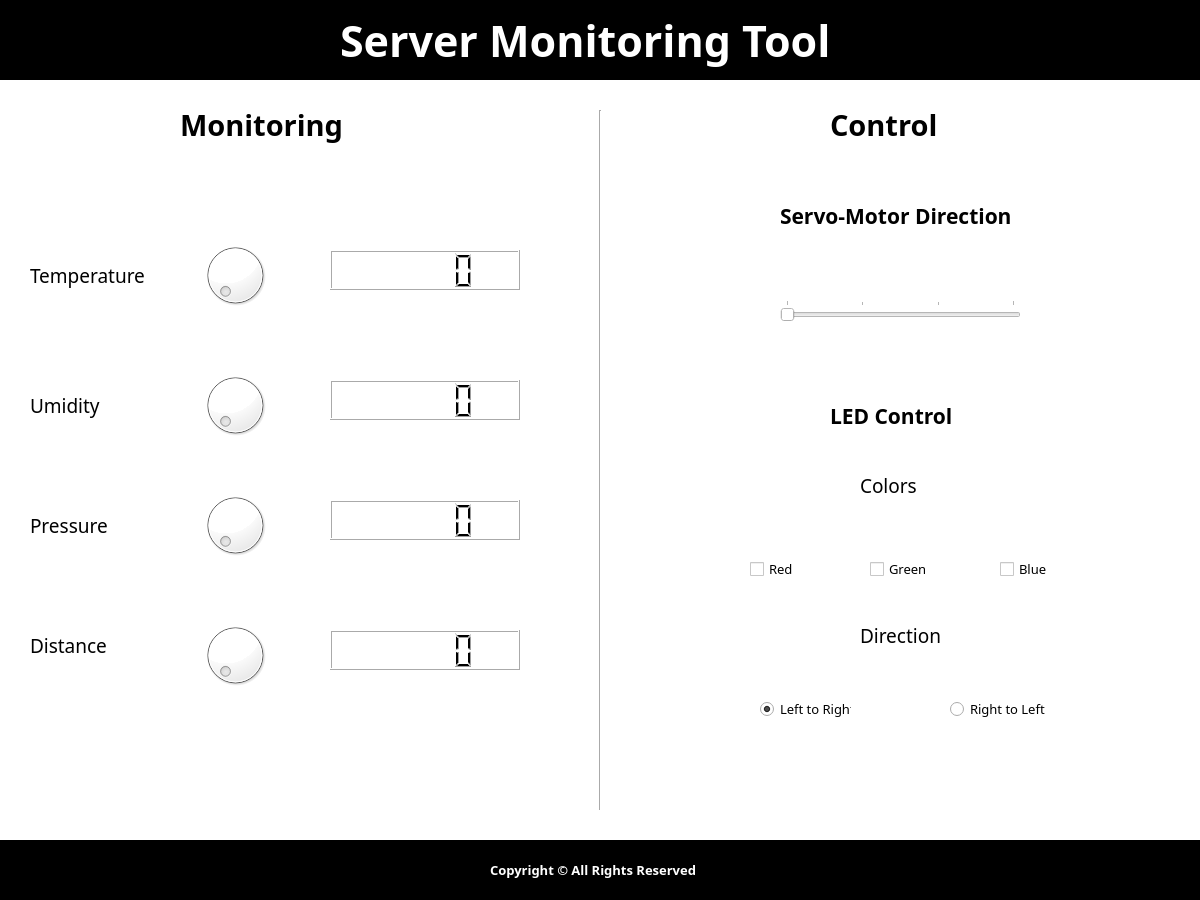
First picture: the form in Qt/mainwindow.ui, repository rochavinicius/perifericos-t4, before the edit.
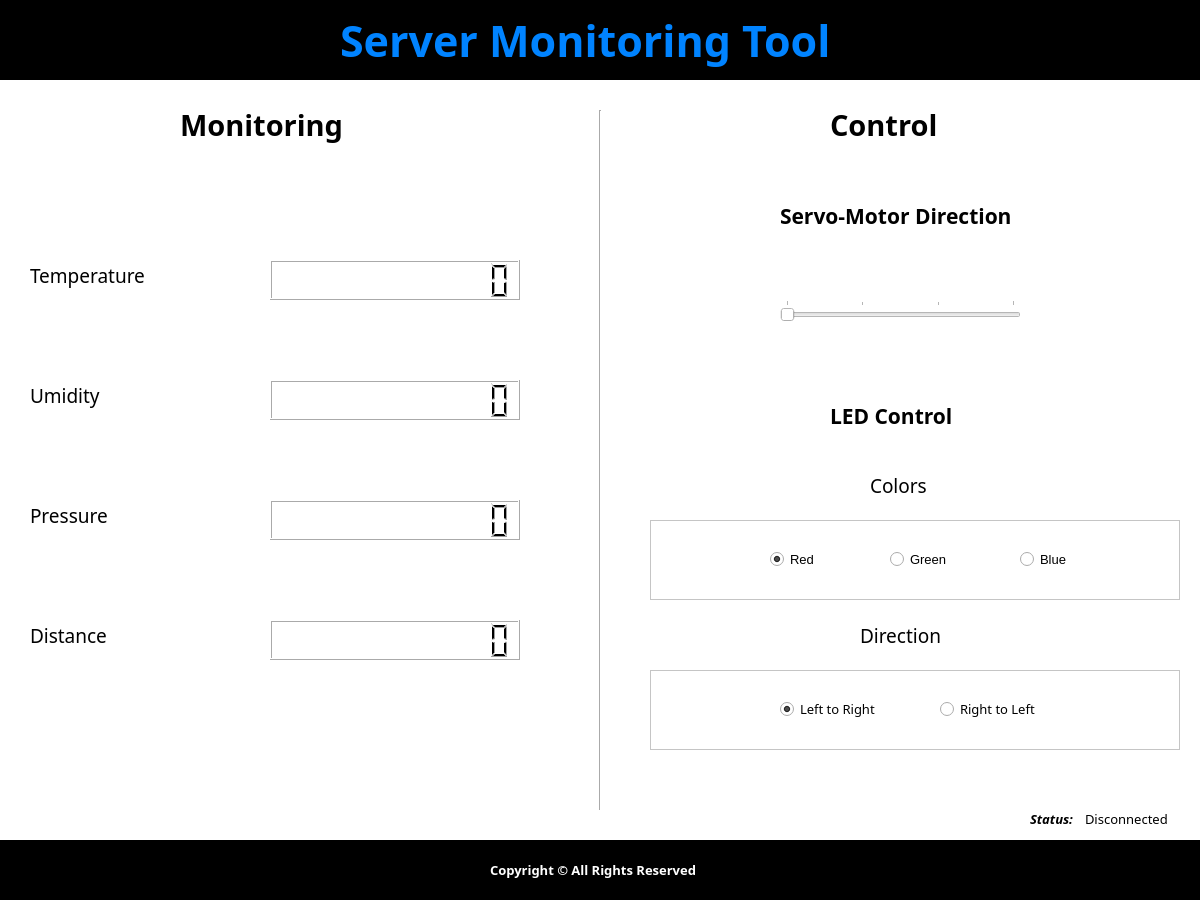
Second picture: the form after the edit. Icons and pictures are not drawn.

```diff
--- a/Qt/mainwindow.ui
+++ b/Qt/mainwindow.ui
@@ -52,7 +52,7 @@
       </font>
      </property>
      <property name="styleSheet">
-      <string notr="true">color: rgb(255, 255, 255);</string>
+      <string notr="true">color: rgb(0, 131, 255);</string>
      </property>
      <property name="text">
       <string>Server Monitoring Tool</string>
@@ -128,7 +128,7 @@
      <property name="geometry">
       <rect>
        <x>30</x>
-       <y>300</y>
+       <y>290</y>
        <width>130</width>
        <height>50</height>
       </rect>
@@ -147,7 +147,7 @@
      <property name="geometry">
       <rect>
        <x>30</x>
-       <y>420</y>
+       <y>410</y>
        <width>130</width>
        <height>50</height>
       </rect>
@@ -166,7 +166,7 @@
      <property name="geometry">
       <rect>
        <x>30</x>
-       <y>540</y>
+       <y>530</y>
        <width>130</width>
        <height>50</height>
       </rect>
@@ -181,85 +181,57 @@
       <string>Distance</string>
      </property>
     </widget>
-    <widget class="QDial" name="dialTemp">
-     <property name="geometry">
-      <rect>
-       <x>200</x>
-       <y>150</y>
-       <width>70</width>
-       <height>90</height>
-      </rect>
-     </property>
-    </widget>
-    <widget class="QDial" name="dialUmid">
-     <property name="geometry">
-      <rect>
-       <x>200</x>
-       <y>280</y>
-       <width>70</width>
-       <height>90</height>
-      </rect>
-     </property>
-    </widget>
-    <widget class="QDial" name="dialPress">
-     <property name="geometry">
-      <rect>
-       <x>200</x>
-       <y>400</y>
-       <width>70</width>
-       <height>90</height>
-      </rect>
-     </property>
-    </widget>
-    <widget class="QDial" name="dialDist">
-     <property name="geometry">
-      <rect>
-       <x>200</x>
-       <y>530</y>
-       <width>70</width>
-       <height>90</height>
-      </rect>
-     </property>
-    </widget>
     <widget class="QLCDNumber" name="lcdTemp">
      <property name="geometry">
       <rect>
-       <x>330</x>
-       <y>170</y>
-       <width>190</width>
+       <x>270</x>
+       <y>180</y>
+       <width>250</width>
        <height>40</height>
       </rect>
      </property>
+     <property name="digitCount">
+      <number>12</number>
+     </property>
     </widget>
     <widget class="QLCDNumber" name="lcdUmid">
      <property name="geometry">
       <rect>
-       <x>330</x>
+       <x>270</x>
        <y>300</y>
-       <width>190</width>
+       <width>250</width>
        <height>40</height>
       </rect>
      </property>
+     <property name="digitCount">
+      <number>12</number>
+     </property>
     </widget>
     <widget class="QLCDNumber" name="lcdPress">
      <property name="geometry">
       <rect>
-       <x>330</x>
+       <x>270</x>
        <y>420</y>
-       <width>190</width>
+       <width>250</width>
        <height>40</height>
       </rect>
      </property>
+     <property name="digitCount">
+      <number>12</number>
+     </property>
     </widget>
     <widget class="QLCDNumber" name="lcdDist">
      <property name="geometry">
       <rect>
-       <x>330</x>
-       <y>550</y>
-       <width>190</width>
+       <x>270</x>
+       <y>540</y>
+       <width>250</width>
        <height>40</height>
       </rect>
      </property>
+     <property name="digitCount">
+      <number>12</number>
+     </property>
     </widget>
     <widget class="Line" name="line">
      <property name="geometry">
@@ -341,9 +313,9 @@
     <widget class="QLabel" name="lblColors">
      <property name="geometry">
       <rect>
-       <x>860</x>
+       <x>870</x>
        <y>380</y>
-       <width>101</width>
+       <width>81</width>
        <height>51</height>
       </rect>
      </property>
@@ -357,63 +329,6 @@
       <string>Colors</string>
      </property>
     </widget>
-    <widget class="QCheckBox" name="chkRed">
-     <property name="geometry">
-      <rect>
-       <x>750</x>
-       <y>480</y>
-       <width>70</width>
-       <height>18</height>
-      </rect>
-     </property>
-     <property name="font">
-      <font>
-       <family>Lucida Sans</family>
-       <pointsize>10</pointsize>
-      </font>
-     </property>
-     <property name="text">
-      <string>Red</string>
-     </property>
-    </widget>
-    <widget class="QCheckBox" name="chkGreen">
-     <property name="geometry">
-      <rect>
-       <x>870</x>
-       <y>480</y>
-       <width>70</width>
-       <height>18</height>
-      </rect>
-     </property>
-     <property name="font">
-      <font>
-       <family>Lucida Sans</family>
-       <pointsize>10</pointsize>
-      </font>
-     </property>
-     <property name="text">
-      <string>Green</string>
-     </property>
-    </widget>
-    <widget class="QCheckBox" name="chkBlue">
-     <property name="geometry">
-      <rect>
-       <x>1000</x>
-       <y>480</y>
-       <width>70</width>
-       <height>18</height>
-      </rect>
-     </property>
-     <property name="font">
-      <font>
-       <family>Lucida Sans</family>
-       <pointsize>10</pointsize>
-      </font>
-     </property>
-     <property name="text">
-      <string>Blue</string>
-     </property>
-    </widget>
     <widget class="QLabel" name="lblDirection">
      <property name="geometry">
       <rect>
@@ -433,47 +348,6 @@
       <string>Direction</string>
      </property>
     </widget>
-    <widget class="QRadioButton" name="rdLeftToRight">
-     <property name="geometry">
-      <rect>
-       <x>760</x>
-       <y>620</y>
-       <width>91</width>
-       <height>18</height>
-      </rect>
-     </property>
-     <property name="font">
-      <font>
-       <family>Lucida Sans</family>
-       <pointsize>10</pointsize>
-      </font>
-     </property>
-     <property name="text">
-      <string>Left to Right</string>
-     </property>
-     <property name="checked">
-      <bool>true</bool>
-     </property>
-    </widget>
-    <widget class="QRadioButton" name="rdRightToLeft">
-     <property name="geometry">
-      <rect>
-       <x>950</x>
-       <y>620</y>
-       <width>101</width>
-       <height>18</height>
-      </rect>
-     </property>
-     <property name="font">
-      <font>
-       <family>Lucida Sans</family>
-       <pointsize>10</pointsize>
-      </font>
-     </property>
-     <property name="text">
-      <string>Right to Left</string>
-     </property>
-    </widget>
     <widget class="QLabel" name="lblMonitoring">
      <property name="geometry">
       <rect>
@@ -516,6 +390,180 @@
       <string>Control</string>
      </property>
     </widget>
+    <widget class="QFrame" name="frame">
+     <property name="geometry">
+      <rect>
+       <x>650</x>
+       <y>590</y>
+       <width>530</width>
+       <height>80</height>
+      </rect>
+     </property>
+     <property name="frameShape">
+      <enum>QFrame::StyledPanel</enum>
+     </property>
+     <property name="frameShadow">
+      <enum>QFrame::Raised</enum>
+     </property>
+     <widget class="QRadioButton" name="rdLeftToRight">
+      <property name="geometry">
+       <rect>
+        <x>130</x>
+        <y>30</y>
+        <width>101</width>
+        <height>18</height>
+       </rect>
+      </property>
+      <property name="font">
+       <font>
+        <family>Lucida Sans</family>
+        <pointsize>10</pointsize>
+       </font>
+      </property>
+      <property name="text">
+       <string>Left to Right</string>
+      </property>
+      <property name="checked">
+       <bool>true</bool>
+      </property>
+     </widget>
+     <widget class="QRadioButton" name="rdRightToLeft">
+      <property name="geometry">
+       <rect>
+        <x>290</x>
+        <y>30</y>
+        <width>101</width>
+        <height>18</height>
+       </rect>
+      </property>
+      <property name="font">
+       <font>
+        <family>Lucida Sans</family>
+        <pointsize>10</pointsize>
+       </font>
+      </property>
+      <property name="text">
+       <string>Right to Left</string>
+      </property>
+     </widget>
+    </widget>
+    <widget class="QLabel" name="label">
+     <property name="geometry">
+      <rect>
+       <x>1030</x>
+       <y>730</y>
+       <width>60</width>
+       <height>18</height>
+      </rect>
+     </property>
+     <property name="font">
+      <font>
+       <family>Lucida Sans</family>
+       <pointsize>10</pointsize>
+       <weight>75</weight>
+       <italic>true</italic>
+       <bold>true</bold>
+       <underline>false</underline>
+       <strikeout>false</strikeout>
+       <kerning>true</kerning>
+      </font>
+     </property>
+     <property name="text">
+      <string>Status:</string>
+     </property>
+    </widget>
+    <widget class="QLabel" name="lblStatus">
+     <property name="geometry">
+      <rect>
+       <x>1085</x>
+       <y>730</y>
+       <width>90</width>
+       <height>18</height>
+      </rect>
+     </property>
+     <property name="font">
+      <font>
+       <family>Lucida Sans</family>
+       <pointsize>10</pointsize>
+      </font>
+     </property>
+     <property name="text">
+      <string>Disconnected</string>
+     </property>
+    </widget>
+    <widget class="QFrame" name="frame_2">
+     <property name="geometry">
+      <rect>
+       <x>650</x>
+       <y>440</y>
+       <width>530</width>
+       <height>80</height>
+      </rect>
+     </property>
+     <property name="frameShape">
+      <enum>QFrame::StyledPanel</enum>
+     </property>
+     <property name="frameShadow">
+      <enum>QFrame::Raised</enum>
+     </property>
+     <widget class="QRadioButton" name="rdRed">
+      <property name="geometry">
+       <rect>
+        <x>120</x>
+        <y>30</y>
+        <width>51</width>
+        <height>18</height>
+       </rect>
+      </property>
+      <property name="font">
+       <font>
+        <pointsize>10</pointsize>
+       </font>
+      </property>
+      <property name="text">
+       <string>Red</string>
+      </property>
+      <property name="checked">
+       <bool>true</bool>
+      </property>
+     </widget>
+     <widget class="QRadioButton" name="rdBlue">
+      <property name="geometry">
+       <rect>
+        <x>370</x>
+        <y>30</y>
+        <width>61</width>
+        <height>18</height>
+       </rect>
+      </property>
+      <property name="font">
+       <font>
+        <pointsize>10</pointsize>
+       </font>
+      </property>
+      <property name="text">
+       <string>Blue</string>
+      </property>
+     </widget>
+     <widget class="QRadioButton" name="rdGreen">
+      <property name="geometry">
+       <rect>
+        <x>240</x>
+        <y>30</y>
+        <width>61</width>
+        <height>18</height>
+       </rect>
+      </property>
+      <property name="font">
+       <font>
+        <pointsize>10</pointsize>
+       </font>
+      </property>
+      <property name="text">
+       <string>Green</string>
+      </property>
+     </widget>
+    </widget>
    </widget>
   </widget>
  </widget>
```
Left out of the diff: 13 changed lines with no effect on the pictures.
